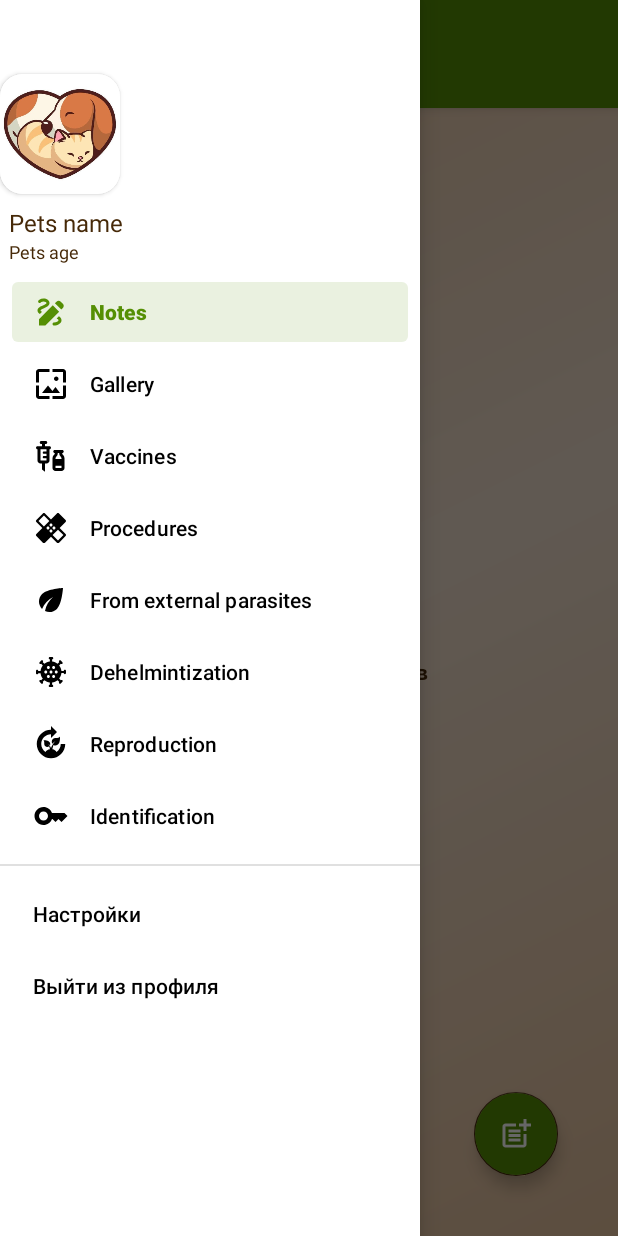
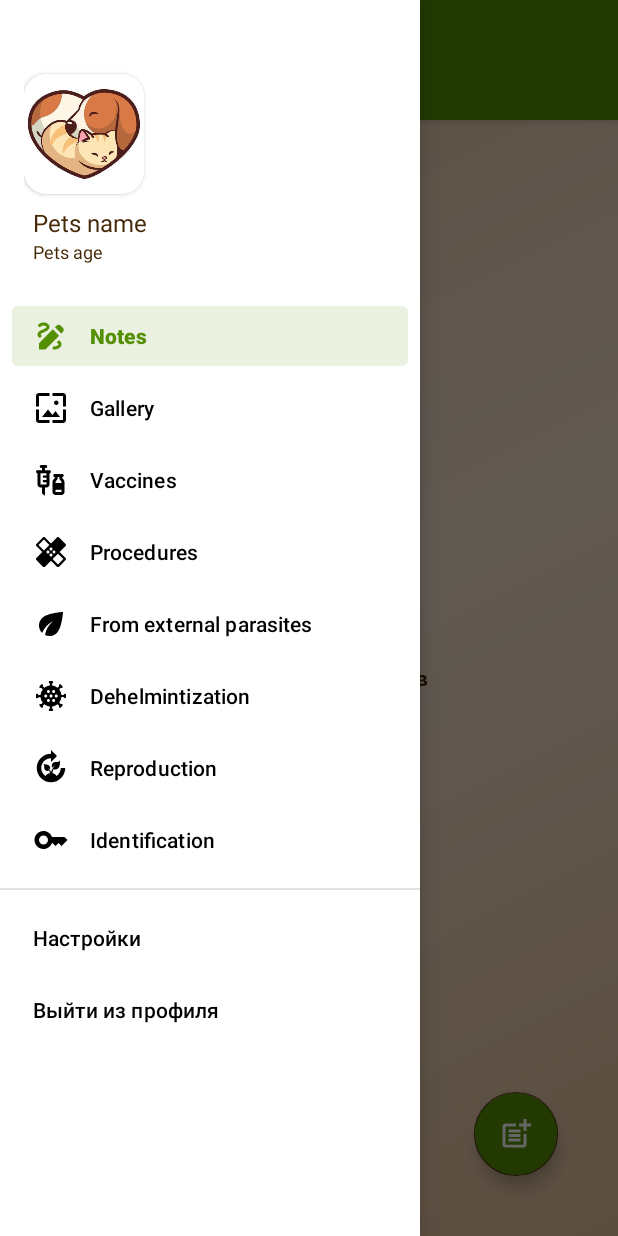
Before and after one commit to aily-hhh/Paws, an Android app: the VetPassportActivity screen opened directly, with no data from a screen before it, with the side drawer open, on a phone screen of 412 x 824 dp. Run offline under Robolectric (Android 15) with nearby library versions, the phone set to English and light mode, and no system bars; our stand-ins replace Dagger/Hilt's generated code, navigation-ui; 3 statements that could not run were skipped.

Commit message:
update
intent between PetProfileActivity and VetPassportActivity

```diff
--- a/app/src/main/java/com/hhh/paws/ui/petProfile/VetPassportActivity.kt
+++ b/app/src/main/java/com/hhh/paws/ui/petProfile/VetPassportActivity.kt
@@ -1,5 +1,6 @@
 package com.hhh.paws.ui.petProfile
 
+import android.content.Intent
 import android.os.Bundle
 import android.view.View
 import android.view.Window
@@ -51,6 +52,9 @@ class VetPassportActivity : AppCompatActivity() {
         setContentView(mBinding.root)
 
         petNameThis = bundleArgs.pet
+        if (petNameThis.isEmpty()) {
+            petNameThis = intent.getStringExtra("pet").toString()
+        }
 
         setSupportActionBar(mBinding.appBarVetPassport.toolbarVetPassport)
 
--- a/app/src/main/res/layout/app_bar_vet_passport.xml
+++ b/app/src/main/res/layout/app_bar_vet_passport.xml
@@ -13,7 +13,7 @@
         android:theme="@style/Theme.Paws.AppBarOverlay">
 
         <androidx.appcompat.widget.Toolbar
-            android:layout_marginTop="16dp"
+            android:layout_marginTop="24dp"
             android:id="@+id/toolbarVetPassport"
             android:layout_width="match_parent"
             android:layout_height="?attr/actionBarSize"
--- a/app/src/main/res/layout/nav_header_vet_passport.xml
+++ b/app/src/main/res/layout/nav_header_vet_passport.xml
@@ -7,10 +7,12 @@
     android:layout_height="@dimen/nav_header_height"
     android:gravity="bottom"
     android:orientation="vertical"
-    android:paddingLeft="@dimen/activity_horizontal_margin"
-    android:paddingTop="@dimen/activity_vertical_margin"
-    android:paddingRight="@dimen/activity_horizontal_margin"
+    android:paddingStart="@dimen/activity_horizontal_margin"
+    android:paddingTop="@dimen/activity_horizontal_margin"
+    android:paddingEnd="@dimen/activity_horizontal_margin"
     android:paddingBottom="@dimen/activity_vertical_margin"
+    android:layout_marginBottom="@dimen/activity_horizontal_margin"
+    android:layout_marginStart="@dimen/activity_horizontal_margin"
     android:fitsSystemWindows="true"
     android:theme="@style/Theme.Paws">
 
```
Also changed, not shown: app/src/main/java/com/hhh/paws/ui/petProfile/PetProfileActivity.kt (+11 -4 lines), app/src/main/res/layout/activity_main.xml (+6 -2 lines).
